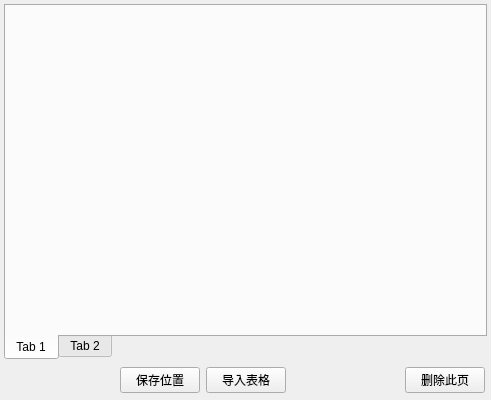
Qt form multiple_send_widget.ui (652436962/Network_Assistant) before a commit.
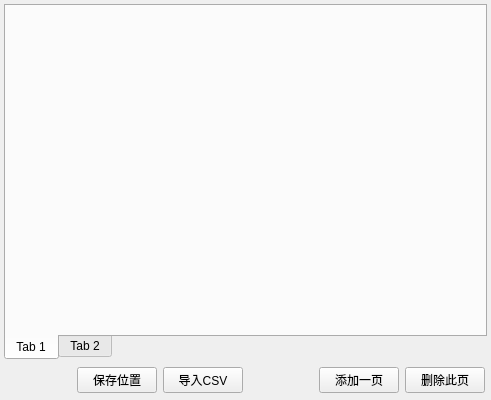
The same form after that commit.

Diff of the .ui file:
```diff
--- a/multiple_send_widget.ui
+++ b/multiple_send_widget.ui
@@ -102,7 +102,7 @@
       <item>
        <widget class="QPushButton" name="pushButton_Import">
         <property name="text">
-         <string>导入表格</string>
+         <string>导入CSV</string>
         </property>
        </widget>
       </item>
@@ -119,6 +119,13 @@
         </property>
        </spacer>
       </item>
+      <item>
+       <widget class="QPushButton" name="pushButton_Add">
+        <property name="text">
+         <string>添加一页</string>
+        </property>
+       </widget>
+      </item>
       <item>
        <widget class="QPushButton" name="pushButton_Delete">
         <property name="text">
```
